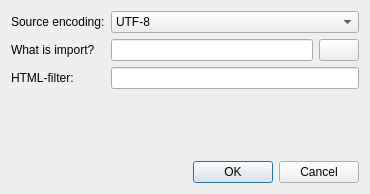
Before: the Qt Designer form src/dialogs/import/importdialog/importdialog.ui in axsapronov/bQella, drawn with Qt 5.
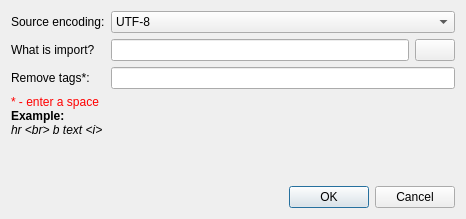
After: the same form once the commit is applied.

What changed in the file:
```diff
--- a/src/dialogs/import/importdialog/importdialog.ui
+++ b/src/dialogs/import/importdialog/importdialog.ui
@@ -6,8 +6,8 @@
    <rect>
     <x>0</x>
     <y>0</y>
-    <width>370</width>
-    <height>194</height>
+    <width>466</width>
+    <height>219</height>
    </rect>
   </property>
   <property name="windowTitle">
@@ -104,7 +104,7 @@
    <item row="2" column="0">
     <widget class="QLabel" name="sHtmlFilter">
      <property name="text">
-      <string>HTML-filter:</string>
+      <string>Remove tags*:</string>
      </property>
     </widget>
    </item>
@@ -112,6 +112,19 @@
     <widget class="QLineEdit" name="LEHtmlFilter"/>
    </item>
    <item row="3" column="0">
+    <widget class="QLabel" name="label">
+     <property name="text">
+      <string>&lt;!DOCTYPE HTML PUBLIC &quot;-//W3C//DTD HTML 4.0//EN&quot; &quot;http://www.w3.org/TR/REC-html40/strict.dtd&quot;&gt;
+&lt;html&gt;&lt;head&gt;&lt;meta name=&quot;qrichtext&quot; content=&quot;1&quot; /&gt;&lt;style type=&quot;text/css&quot;&gt;
+p, li { white-space: pre-wrap; }
+&lt;/style&gt;&lt;/head&gt;&lt;body style=&quot; font-family:'Sans Serif'; font-size:9pt; font-weight:400; font-style:normal;&quot;&gt;
+&lt;p style=&quot; margin-top:0px; margin-bottom:0px; margin-left:0px; margin-right:0px; -qt-block-indent:0; text-indent:0px;&quot;&gt;&lt;span style=&quot; color:#ff0000;&quot;&gt;* - enter a space&lt;/span&gt;&lt;/p&gt;
+&lt;p style=&quot; margin-top:0px; margin-bottom:0px; margin-left:0px; margin-right:0px; -qt-block-indent:0; text-indent:0px;&quot;&gt;&lt;span style=&quot; font-weight:600; color:#000000;&quot;&gt;Example:&lt;/span&gt;&lt;/p&gt;
+&lt;p style=&quot; margin-top:0px; margin-bottom:0px; margin-left:0px; margin-right:0px; -qt-block-indent:0; text-indent:0px;&quot;&gt;&lt;span style=&quot; font-style:italic; color:#000000;&quot;&gt;hr &amp;lt;br&amp;gt; b text &amp;lt;i&amp;gt;&lt;/span&gt;&lt;/p&gt;&lt;/body&gt;&lt;/html&gt;</string>
+     </property>
+    </widget>
+   </item>
+   <item row="4" column="0">
     <spacer name="verticalSpacer">
      <property name="orientation">
       <enum>Qt::Vertical</enum>
@@ -124,7 +137,7 @@
      </property>
     </spacer>
    </item>
-   <item row="4" column="0" colspan="2">
+   <item row="5" column="1">
     <widget class="QDialogButtonBox" name="buttonBox">
      <property name="orientation">
       <enum>Qt::Horizontal</enum>
```
